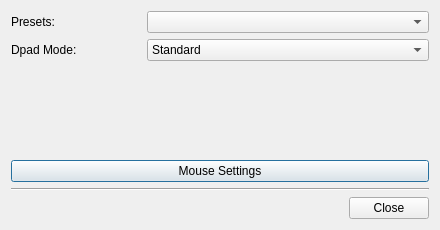
Qt form src/dpadeditdialog.ui (AntiMicroX/antimicrox) before a commit.
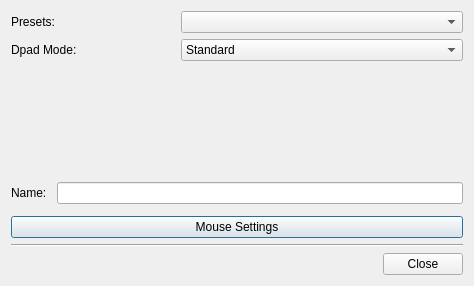
The same form after that commit. Icons and pictures are not drawn.

The edit to the form file:
```diff
--- a/src/dpadeditdialog.ui
+++ b/src/dpadeditdialog.ui
@@ -9,8 +9,8 @@
    <rect>
     <x>0</x>
     <y>0</y>
-    <width>440</width>
-    <height>230</height>
+    <width>474</width>
+    <height>286</height>
    </rect>
   </property>
   <property name="windowTitle">
@@ -134,6 +134,29 @@
      </property>
     </spacer>
    </item>
+   <item>
+    <layout class="QHBoxLayout" name="horizontalLayout_2">
+     <property name="spacing">
+      <number>10</number>
+     </property>
+     <property name="bottomMargin">
+      <number>6</number>
+     </property>
+     <item>
+      <widget class="QLabel" name="dpadNameLabel">
+       <property name="text">
+        <string>Name:</string>
+       </property>
+       <property name="buddy">
+        <cstring>dpadNameLineEdit</cstring>
+       </property>
+      </widget>
+     </item>
+     <item>
+      <widget class="QLineEdit" name="dpadNameLineEdit"/>
+     </item>
+    </layout>
+   </item>
    <item>
     <widget class="QPushButton" name="mouseSettingsPushButton">
      <property name="text">
```
